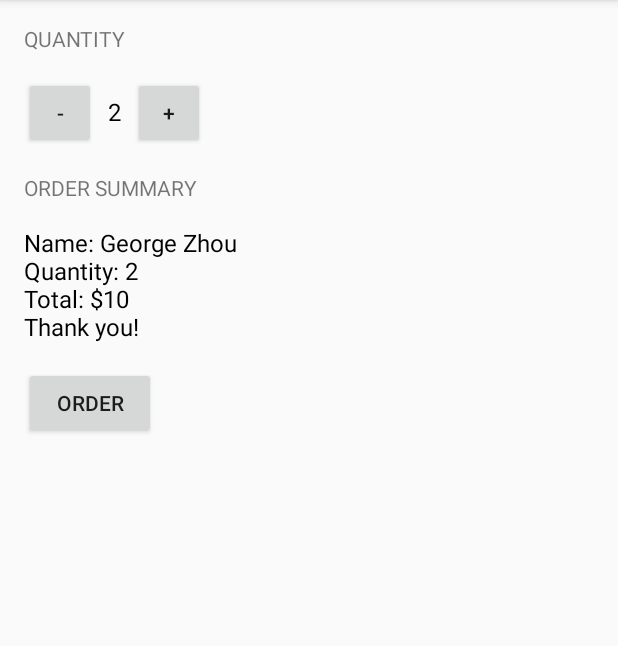
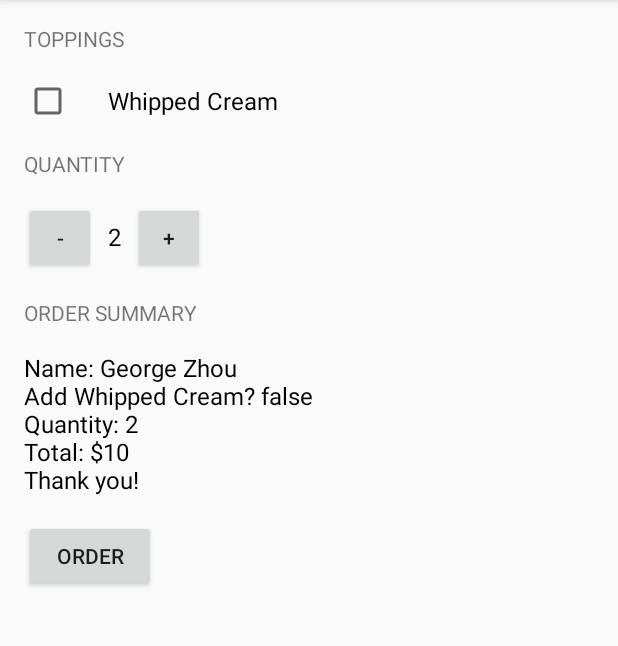
Before and after one commit to ZhourgiePorgie/Android, an Android app: the screen it shows after launch (MainActivity), after a tap on "ORDER", on a phone screen of 412 x 824 dp, the part 84-730 px from its top. Run offline under Robolectric (Android 15) with nearby library versions, the phone set to English and light mode, and no system bars.

Commit message:
Added a checkbox for whipped cream

```diff
--- a/JustJava/app/src/main/java/com/example/android/justjava/MainActivity.java
+++ b/JustJava/app/src/main/java/com/example/android/justjava/MainActivity.java
@@ -11,6 +11,7 @@ package com.example.android.justjava;
 import android.os.Bundle;
 import android.support.v7.app.AppCompatActivity;
 import android.view.View;
+import android.widget.CheckBox;
 import android.widget.TextView;
 
 import java.text.NumberFormat;
@@ -32,8 +33,10 @@ public class MainActivity extends AppCompatActivity {
      * This method is called when the order button is clicked.
      */
     public void submitOrder(View view) {
+        CheckBox whippedCreamCheckBox = (CheckBox) findViewById(R.id.whipped_cream_checkbox);
+        boolean hasWhippedCream = whippedCreamCheckBox.isChecked();
         int price = calculatePrice(quantity, 5);
-        String priceMessage = createOrderSummary(price);
+        String priceMessage = createOrderSummary(price, hasWhippedCream);
         displayMessage(priceMessage);
     }
 
@@ -93,10 +96,12 @@ public class MainActivity extends AppCompatActivity {
      * This method creates an order summary.
      *
      * @param price price of order
+     * @param addWhippedCream check if whipped cream was selected or not
      * @return order summary
      */
-    private String createOrderSummary(int price) {
+    private String createOrderSummary(int price, boolean addWhippedCream) {
         String summary = "Name: George Zhou"
+                + "\nAdd Whipped Cream? " + addWhippedCream
                 + "\nQuantity: " + quantity
                 + "\nTotal: $" + price
                 + "\nThank you!";
--- a/JustJava/app/src/main/res/layout/activity_main.xml
+++ b/JustJava/app/src/main/res/layout/activity_main.xml
@@ -6,6 +6,22 @@
     android:layout_margin="16sp"
     android:orientation="vertical"
     tools:context="com.udacity.myapplication.MainActivity">
+
+    <TextView
+        android:layout_width="wrap_content"
+        android:layout_height="wrap_content"
+        android:layout_marginBottom="16dp"
+        android:text="Toppings"
+        android:textAllCaps="true" />
+
+    <CheckBox
+        android:id="@+id/whipped_cream_checkbox"
+        android:layout_width="wrap_content"
+        android:layout_height="wrap_content"
+        android:layout_marginBottom="16dp"
+        android:paddingLeft="24dp"
+        android:text="Whipped Cream"
+        android:textSize="16sp" />
 
     <TextView
         android:layout_width="wrap_content"
```
